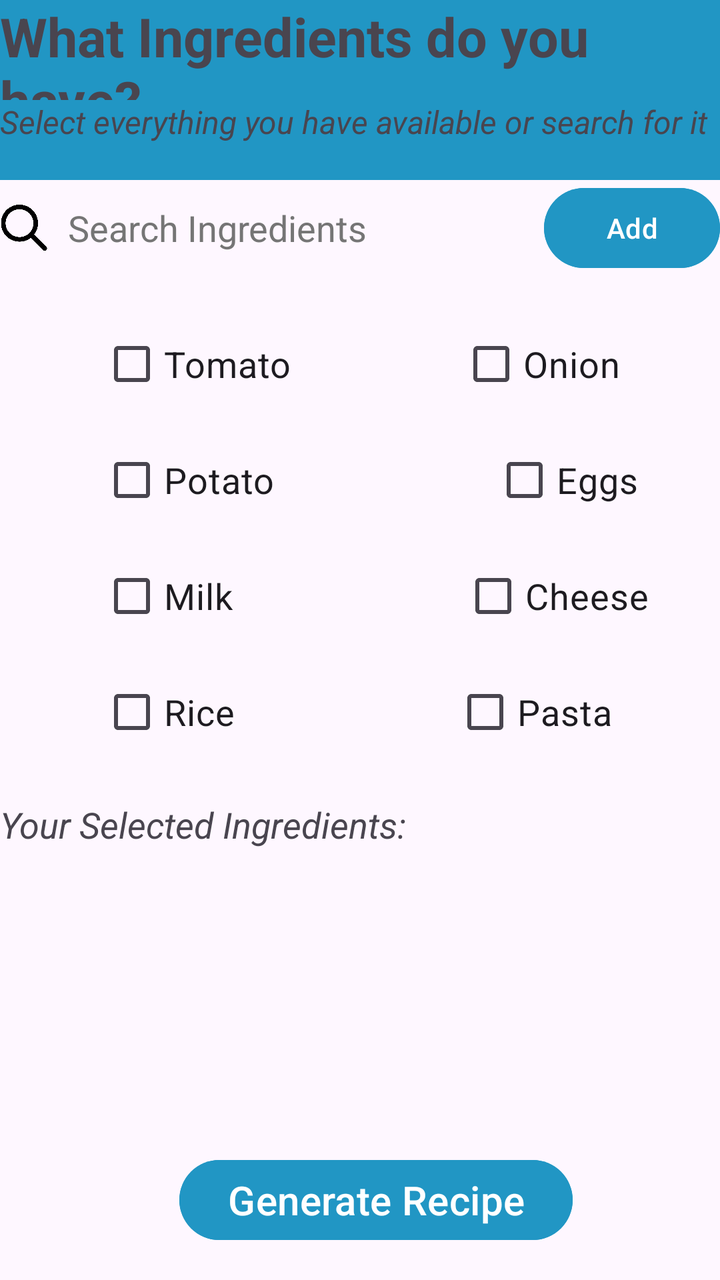
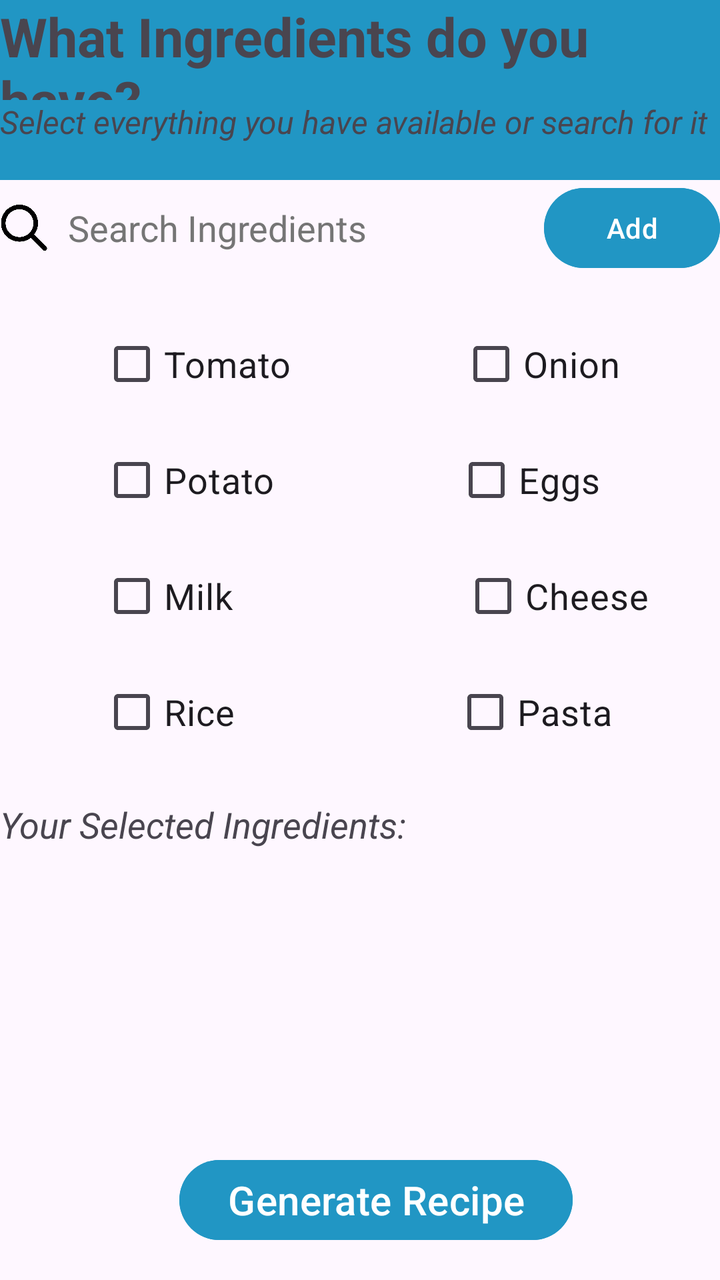

An Android layout rendered at two revisions. The XML below is the earlier revision; the diff shows what the commit changed to produce the second picture.
<!-- AndroidManifest.xml: application theme Theme.SmartPantryManagement -->
<!-- res/layout/activity_generate_recipe.xml -->
<?xml version="1.0" encoding="utf-8"?>
<androidx.constraintlayout.widget.ConstraintLayout xmlns:android="http://schemas.android.com/apk/res/android"
    xmlns:app="http://schemas.android.com/apk/res-auto"
    xmlns:tools="http://schemas.android.com/tools"
    android:id="@+id/main"
    android:layout_width="match_parent"
    android:layout_height="match_parent"
    tools:context=".GenerateRecipe">

    <LinearLayout
        android:id="@+id/header"
        android:layout_width="match_parent"
        android:layout_height="wrap_content"
        android:orientation="vertical"
        android:background="@color/toolbar_background"
        tools:layout_editor_absoluteX="1dp"
        tools:layout_editor_absoluteY="2dp"
        app:layout_constraintTop_toTopOf="parent"
        app:layout_constraintEnd_toEndOf="parent"
        app:layout_constraintStart_toStartOf="parent">

    <TextView
        android:id="@+id/IngredientsTextView"
        android:layout_width="match_parent"
        android:layout_height="50dp"
        android:text="What Ingredients do you have?"
        android:textSize="27sp"
        android:textStyle="bold"
        app:layout_constraintTop_toTopOf="parent"
        app:layout_constraintStart_toStartOf="parent"
        app:layout_constraintEnd_toEndOf="parent"
        />

        <TextView
            android:id="@+id/IngredientsSubTextView"
            android:layout_width="match_parent"
            android:layout_height="40dp"
            android:text="Select everything you have available or search for it"
            android:textSize="16sp"
            android:textStyle="italic"
            app:layout_constraintTop_toTopOf="parent"
            app:layout_constraintStart_toStartOf="parent"
            app:layout_constraintEnd_toEndOf="parent"
            />

    </LinearLayout>

    
    <LinearLayout
        android:id="@+id/GenerateBodyText"
        android:layout_width="match_parent"
        android:layout_height="0dp"
        android:orientation="vertical"
        tools:layout_editor_absoluteX="1dp"
        tools:layout_editor_absoluteY="2dp"
        app:layout_constraintTop_toBottomOf="@id/header"
        app:layout_constraintEnd_toEndOf="parent"
        app:layout_constraintStart_toStartOf="parent"
        app:layout_constraintBottom_toTopOf="@id/GenerateRecipebtn">

        
        <LinearLayout
            android:id="@+id/searchContainer"
            android:layout_width="match_parent"
            android:layout_height="wrap_content"
            android:orientation="horizontal"
            android:gravity="center_vertical">

            <ImageView
                android:id="@+id/searchIcon"
                android:layout_width="24dp"
                android:layout_height="23dp"
                android:src="@drawable/search_icon"
                android:contentDescription="Search"
                android:scaleType="fitCenter" />

            <EditText
                android:id="@+id/editSearchbar"
                android:layout_width="0dp"
                android:layout_height="wrap_content"
                android:layout_weight="1"
                android:hint="Search Ingredients"
                android:inputType="text"
                android:singleLine="true"
                android:paddingStart= "10dp"
                android:paddingEnd= "5dp"
                android:textColor="@android:color/black"
                android:textColorHint="#757575"
                android:background="@android:color/transparent"/>

            <Button
                android:id="@+id/btnAddIngredient"
                android:layout_width="wrap_content"
                android:layout_height="wrap_content"
                android:text="Add"
                android:textSize="14sp"
                android:backgroundTint="#2196C4" />
        </LinearLayout>

        
    <LinearLayout
        android:id="@+id/IngredientChkbox1"
        android:layout_width="match_parent"
        android:layout_height="wrap_content"
        android:orientation="horizontal"
        android:layout_marginTop="20dp">

        <CheckBox
            android:id="@+id/chkTomato"
            android:layout_width="wrap_content"
            android:layout_height="wrap_content"
            android:text="Tomato"
            android:textSize="18dp"
            android:layout_marginEnd="84dp"
            android:layout_marginStart="50dp"/>

        <CheckBox
            android:id="@+id/chkOnion"
            android:layout_width="wrap_content"
            android:layout_height="wrap_content"
            android:textSize="18dp"
            android:text="Onion" />

    </LinearLayout>

        <LinearLayout
            android:id="@+id/IngredientChkbox2"
            android:layout_width="match_parent"
            android:layout_height="wrap_content"
            android:orientation="horizontal"
            android:layout_marginTop="10dp">


            <CheckBox
                android:id="@+id/chkPotato"
                android:layout_width="wrap_content"
                android:layout_height="wrap_content"
                android:textSize="18dp"
                android:text="Potato"
                android:layout_marginEnd="109dp"
                android:layout_marginStart="50dp"/>

            <CheckBox
                android:id="@+id/chkEggs"
                android:layout_width="wrap_content"
                android:layout_height="wrap_content"
                android:text="Eggs"
                android:textSize="18dp" />

        </LinearLayout>

        <LinearLayout
            android:id="@+id/IngredientChkbox3"
            android:layout_width="match_parent"
            android:layout_height="wrap_content"
            android:orientation="horizontal"
            android:layout_marginTop="10dp">

            <CheckBox
                android:id="@+id/chkMilk"
                android:layout_width="wrap_content"
                android:layout_height="wrap_content"
                android:text="Milk"
                android:textSize="18dp"
                android:layout_marginEnd="114dp"
                android:layout_marginStart="50dp"/>

            <CheckBox
                android:id="@+id/chkCheese"
                android:layout_width="wrap_content"
                android:layout_height="wrap_content"
                android:textSize="18dp"
                android:text="Cheese" />

        </LinearLayout>

        <LinearLayout
            android:id="@+id/IngredientChkbox4"
            android:layout_width="match_parent"
            android:layout_height="wrap_content"
            android:orientation="horizontal"
            android:layout_marginTop="10dp">



            <CheckBox
                android:id="@+id/chkRice"
                android:layout_width="wrap_content"
                android:layout_height="wrap_content"
                android:textSize="18dp"
                android:text="Rice"
                android:layout_marginEnd="109dp"
                android:layout_marginStart="50dp"/>

            <CheckBox
                android:id="@+id/chkPasta"
                android:layout_width="wrap_content"
                android:layout_height="wrap_content"
                android:text="Pasta"
                android:textSize="18dp" />

        </LinearLayout>

        <ScrollView
            android:id="@+id/selectedIngredientsScroll"
            android:layout_width="match_parent"
            android:layout_height="0dp"
            android:layout_weight="1"
            android:fillViewport="false"
            android:scrollbars="vertical"
            android:nestedScrollingEnabled="true">

            <LinearLayout
                android:id="@+id/selectedIngredientsContainer"
                android:layout_width="match_parent"
                android:layout_height="wrap_content"
                android:orientation="vertical">

                <TextView
                    android:id="@+id/SelectedIngredientsTxt"
                    android:layout_width="match_parent"
                    android:layout_height="wrap_content"
                    android:text="Your Selected Ingredients:"
                    android:textSize="18sp"
                    android:textStyle="italic"
                    android:layout_marginTop="20dp"/>

            </LinearLayout>
        </ScrollView>


    </LinearLayout>

    <Button
        android:id="@+id/GenerateRecipebtn"
        android:layout_width="wrap_content"
        android:layout_height="wrap_content"
        android:layout_marginStart="16dp"
        android:layout_marginBottom="16dp"
        android:text="Generate Recipe"
        android:textSize="20sp"
        android:backgroundTint="#2196C4"
        android:scaleType="fitCenter"
        app:layout_constraintBottom_toBottomOf="parent"
        app:layout_constraintStart_toStartOf="parent"
        app:layout_constraintEnd_toEndOf="parent"
        />

</androidx.constraintlayout.widget.ConstraintLayout>
<!-- resources referenced by this layout -->
<resources>
  <color name="toolbar_background">#2196C4</color>
  <!-- drawable search_icon: png bitmap (drawable, 12367 bytes) -->
  <style name="Theme.SmartPantryManagement" parent="Base.Theme.SmartPantryManagement" />
  <style name="Base.Theme.SmartPantryManagement" parent="Theme.Material3.DayNight.NoActionBar">
          
          
      </style>
</resources>

<!-- the commit's change to res/layout/activity_generate_recipe.xml (unified diff, before → after) -->
@@ -137,7 +137,7 @@
                 android:layout_height="wrap_content"
                 android:textSize="18dp"
                 android:text="Potato"
-                android:layout_marginEnd="109dp"
+                android:layout_marginEnd="90dp"
                 android:layout_marginStart="50dp"/>
 
             <CheckBox
@@ -204,7 +204,7 @@
         <ScrollView
             android:id="@+id/selectedIngredientsScroll"
             android:layout_width="match_parent"
-            android:layout_height="0dp"
+            android:layout_height="wrap_content"
             android:layout_weight="1"
             android:fillViewport="false"
             android:scrollbars="vertical"
